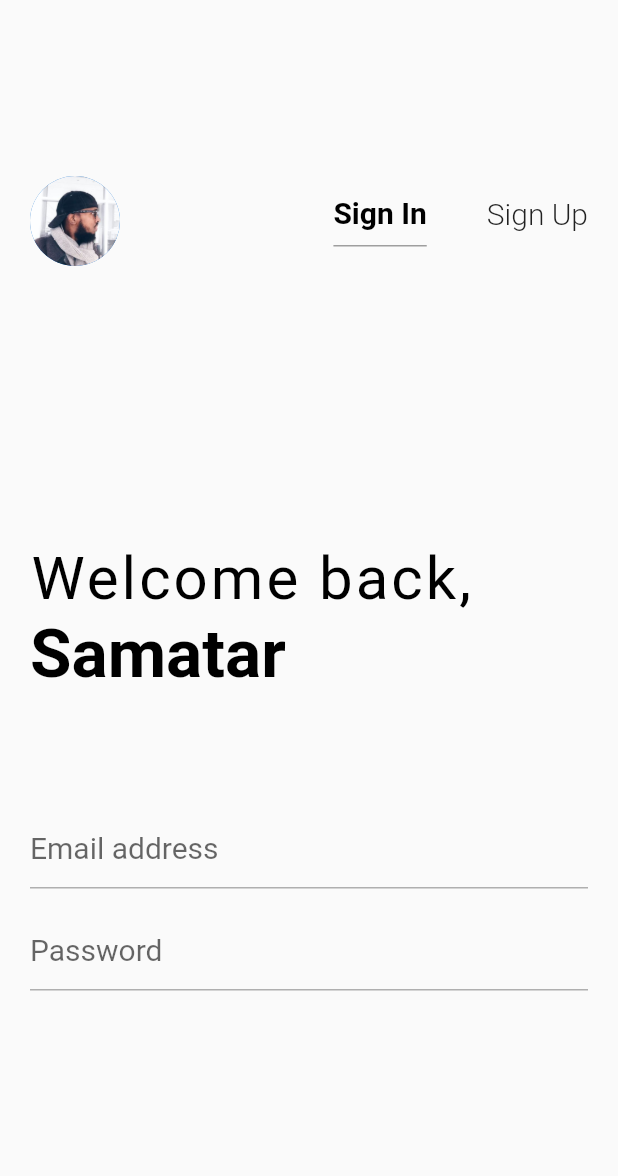
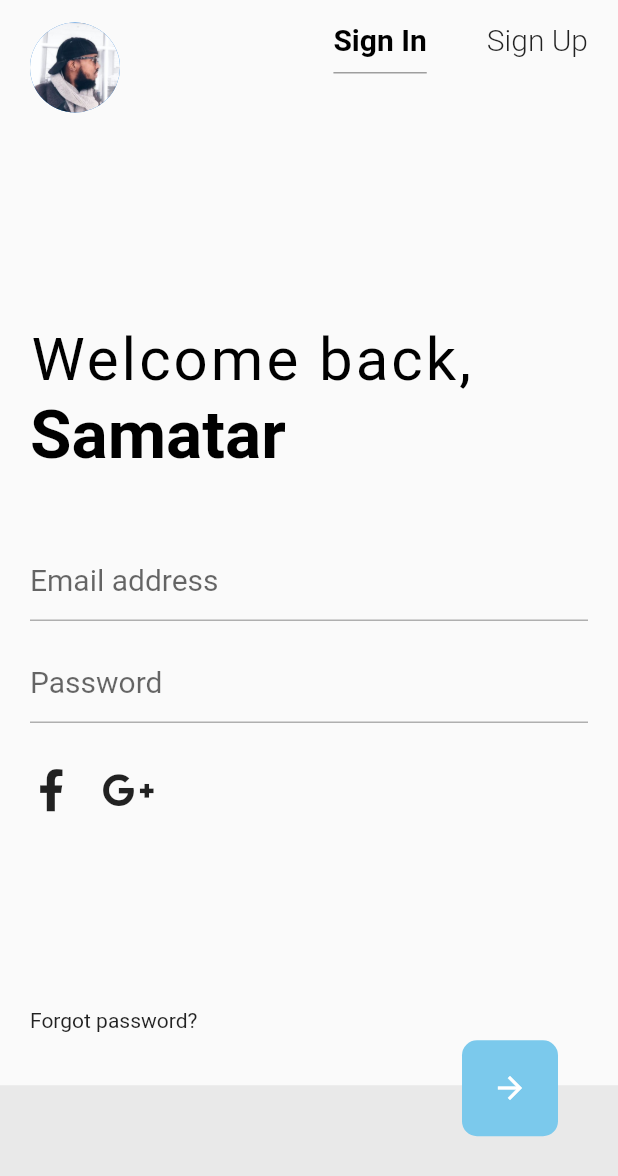
Before and after one commit to SamatarCodes/Signup_page, a Flutter app: the screen it shows after launch, on a phone screen of 412 x 824 dp. Shown: the top 1176 px of the screen. Run offline on Flutter 3.47's test engine with Material 2 defaults, Android fonts, the phone set to English and light mode, and no system bars; our stand-ins replace font_awesome_flutter.

Commit message:
finished first page of login

```diff
--- a/lib/login_page.dart
+++ b/lib/login_page.dart
@@ -1,17 +1,20 @@
 import 'package:flutter/material.dart';
 import 'constants.dart';
+import 'package:font_awesome_flutter/font_awesome_flutter.dart';
 
 class LoginPage extends StatelessWidget {
   @override
   Widget build(BuildContext context) {
     return Scaffold(
       body: SafeArea(
-        child: Padding(
-          padding: const EdgeInsets.symmetric(vertical: 15.0, horizontal: 20.0),
         child: Column(
           children: <Widget>[
             Expanded(
+              child: Padding(
+                padding: const EdgeInsets.symmetric(
+                    vertical: 15.0, horizontal: 20.0),
                 child: Row(
+                  crossAxisAlignment: CrossAxisAlignment.start,
                   children: <Widget>[
                     CircleAvatar(
                       backgroundImage: AssetImage('images/sam.png'),
@@ -57,8 +60,16 @@ class LoginPage extends StatelessWidget {
                   ],
                 ),
               ),
+            ),
+            Spacer(),
             Expanded(
-                child: Row(
+              flex: 4,
+              child: Padding(
+                padding: const EdgeInsets.symmetric(
+                    vertical: 15.0, horizontal: 20.0),
+                child: Column(
+                  children: <Widget>[
+                    Row(
                       children: <Widget>[
                         Container(
                           decoration: BoxDecoration(),
@@ -77,9 +88,11 @@ class LoginPage extends StatelessWidget {
                         ),
                       ],
                     ),
+                    SizedBox(
+                      height: 50.0,
                     ),
-              Expanded(
-                child: Column(
+                    Column(
+                      mainAxisAlignment: MainAxisAlignment.start,
                       children: <Widget>[
                         TextField(
                           style: TextStyle(
@@ -104,16 +117,81 @@ class LoginPage extends StatelessWidget {
                             hintText: "Password",
                           ),
                         ),
+                        SizedBox(
+                          height: 30.0,
+                        ),
+                        Row(
+                          crossAxisAlignment: CrossAxisAlignment.center,
+                          children: <Widget>[
+                            Icon(
+                              FontAwesomeIcons.facebookF,
+                              size: 28.0,
+                            ),
+                            SizedBox(
+                              width: 20.0,
+                            ),
+                            Icon(
+                              FontAwesomeIcons.googlePlusG,
+                              size: 28.0,
+                            ),
+                          ],
+                        )
+                      ],
+                    ),
                   ],
                 ),
               ),
-//              Spacer(),
-//              Spacer(),
-//              Spacer(),
-//              Spacer(),
-//              Spacer(),
+            ),
+            Expanded(
+              child: Padding(
+                padding: const EdgeInsets.symmetric(
+                    vertical: 15.0, horizontal: 20.0),
+                child: Row(
+                  crossAxisAlignment: CrossAxisAlignment.end,
+                  children: <Widget>[
+                    Text('Forgot password?'),
                   ],
                 ),
+              ),
+            ),
+            SizedBox(
+              height: 20.0,
+            ),
+            Expanded(
+              child: Stack(
+                overflow: Overflow.visible,
+                alignment: Alignment.topRight,
+                children: <Widget>[
+                  Container(
+                    decoration: BoxDecoration(
+                      color: Color(0XFFE9E9E9),
+                    ),
+                  ),
+                  Positioned(
+                    top: -30.0,
+                    right: 40.0,
+                    child: Container(
+                      padding: EdgeInsets.all(20.0),
+                      decoration: BoxDecoration(
+                        shape: BoxShape.rectangle,
+                        borderRadius: BorderRadius.circular(10.0),
+                        color: Color(0XFF7BC9EC),
+                      ),
+                      child: GestureDetector(
+                        onTap: () {
+                          print('hello');
+                        },
+                        child: Icon(
+                          Icons.arrow_forward,
+                          color: Colors.white,
+                        ),
+                      ),
+                    ),
+                  ),
+                ],
+              ),
+            ),
+          ],
         ),
       ),
     );
--- a/pubspec.yaml
+++ b/pubspec.yaml
@@ -27,6 +27,7 @@ dependencies:
 dev_dependencies:
   flutter_test:
     sdk: flutter
+  font_awesome_flutter: ^8.8.1
 
 
 # For information on the generic Dart part of this file, see the
```
Also changed, not shown: pubspec.lock. Lines whose indentation alone changed are shown as unchanged.
